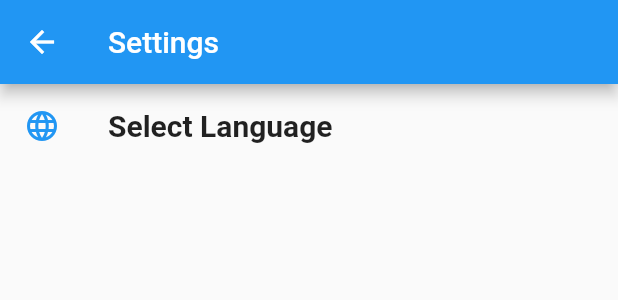
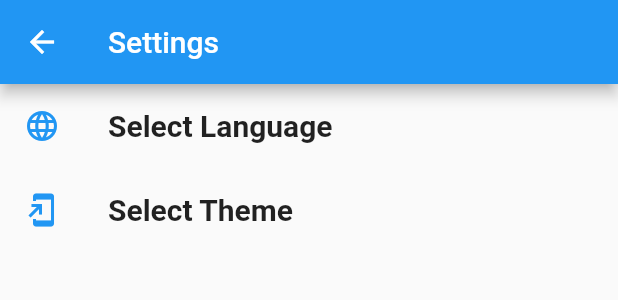
Before and after one commit to kaditya97/disability_data_collector_app, a Flutter app: the CustomDrawer widget shown alone on an empty page, opened directly, after a tap on "Settings", on a phone screen of 412 x 824 dp. Shown: the top 300 px of the screen. Run offline on Flutter 3.47's test engine with Material 2 defaults, Android fonts, the phone set to English and light mode, and no system bars; our stand-ins replace dynamic_theme, easy_localization, flutter_form_builder, flutter_map, geolocator, image_picker and 3 more; accounts and stored records are empty.

Commit message:
dark theme added

```diff
--- a/assets/translations/en-US.json
+++ b/assets/translations/en-US.json
@@ -9,6 +9,8 @@
     "language": "Language",
     "close": "Close",
     "selectLanguage": "Select Language",
+    "selectTheme": "Select Theme",
+    "addData": "Add Data",
     "generalInformation" : "General Information",
     "personName": "Name of disable Person",
     "birthDate": "Birth Date",
--- a/assets/translations/ne-NP.json
+++ b/assets/translations/ne-NP.json
@@ -9,11 +9,13 @@
     "language": "भाषा",
     "close": "बन्द",
     "selectLanguage": "भाषा छनोट गर्नुस",
+    "selectTheme": "विषयवस्तु चयन गर्नुहोस्",
+    "addData": "डाटा थप्नुहोस्",
     "generalInformation" : "सामान्य जानकारी",
     "personName": "अपाङ्ता भएको व्यक्ति काे नाम",
     "birthDate": "जन्म मिती",
-    "gender": "लि .्ग",
-    "selectGender": "लि .्ग चयन गर्नुहोस्",
+    "gender": "लिंग",
+    "selectGender": "लिंग चयन गर्नुहोस्",
     "currentAddress": "हालको ठेगाना",
     "parmanentAddress": "स्थाई ठेगाना",
     "careTaker": "केयर टेकर नाम",
--- a/lib/drawer.dart
+++ b/lib/drawer.dart
@@ -53,6 +53,7 @@ class CustomDrawer extends StatelessWidget {
 
   @override
   Widget build(BuildContext context) {
+    Color _fillColor = Theme.of(context).brightness == Brightness.dark ? Colors.white70 : Colors.blue;
     return Drawer(
       child: ListView(
         children: <Widget>[
@@ -63,14 +64,14 @@ class CustomDrawer extends StatelessWidget {
               style: TextStyle(
                 fontSize: 36,
                 fontWeight: FontWeight.bold,
-                color: Colors.blue,
+                color: _fillColor,
               ),
             )),
           ),
           ListTile(
             leading: Icon(
               Icons.home,
-              color: Colors.blue,
+              color: _fillColor,
             ),
             title: Text(
               "home".tr(),
@@ -87,7 +88,7 @@ class CustomDrawer extends StatelessWidget {
           ListTile(
             leading: Icon(
               Icons.storage,
-              color: Colors.blue,
+              color: _fillColor,
             ),
             title: Text(
               "database".tr(),
@@ -104,7 +105,7 @@ class CustomDrawer extends StatelessWidget {
           ListTile(
             leading: Icon(
               Icons.map,
-              color: Colors.blue,
+              color: _fillColor,
             ),
             title: Text(
               "map".tr(),
@@ -119,7 +120,7 @@ class CustomDrawer extends StatelessWidget {
             },
           ),
           ListTile(
-            leading: Icon(Icons.clear_all, color: Colors.blue),
+            leading: Icon(Icons.clear_all, color: _fillColor),
             title: Text(
               "about".tr(),
               style: TextStyle(
@@ -132,7 +133,7 @@ class CustomDrawer extends StatelessWidget {
             },
           ),
           ListTile(
-            leading: Icon(Icons.settings, color: Colors.blue),
+            leading: Icon(Icons.settings, color: _fillColor),
             title: Text(
               "setting".tr(),
               style: TextStyle(
@@ -146,7 +147,7 @@ class CustomDrawer extends StatelessWidget {
             },
           ),
           ListTile(
-            leading: Icon(Icons.email, color: Colors.blue),
+            leading: Icon(Icons.email, color: _fillColor),
             title: Text(
               "feedback".tr(),
               style: TextStyle(
@@ -156,7 +157,7 @@ class CustomDrawer extends StatelessWidget {
             ),
             onTap: () => _launchEmail(
                 'mailto:cssgs@wrc.edu.np?subject=Disability%20app%20feedback&body=Suggestion'),
-            trailing: Icon(Icons.open_in_new, color: Colors.blue),
+            trailing: Icon(Icons.open_in_new, color: _fillColor),
           ),
         ],
       ),
--- a/lib/settings.dart
+++ b/lib/settings.dart
@@ -1,3 +1,5 @@
+import 'package:dynamic_theme/dynamic_theme.dart';
+import 'package:dynamic_theme/theme_switcher_widgets.dart';
 import 'package:flutter/material.dart';
 import 'package:easy_localization/easy_localization.dart';
 
@@ -63,8 +65,22 @@ class _MySettingState extends State<MySetting> {
     );
   }
 
+  void _showChooser() {
+    showDialog<void>(
+        context: context,
+        builder: (context) {
+          return BrightnessSwitcherDialog(
+            onSelectedTheme: (brightness) {
+              DynamicTheme.of(context).setBrightness(brightness);
+              Navigator.of(context).pop();
+            },
+          );
+        });
+  }
+
   @override
   Widget build(BuildContext context) {
+    Color _fillColor = Theme.of(context).brightness == Brightness.dark ? Colors.white70 : Colors.blue;
     return Scaffold(
       appBar: AppBar(
         title: Text("setting".tr()),
@@ -73,7 +89,7 @@ class _MySettingState extends State<MySetting> {
         child: ListView(
           children: <Widget>[
             ListTile(
-              leading: Icon(Icons.language, color: Colors.blue),
+              leading: Icon(Icons.language, color: _fillColor),
               title: Text(
                 "selectLanguage".tr(),
                 style: TextStyle(
@@ -85,6 +101,19 @@ class _MySettingState extends State<MySetting> {
                 await _showLanguage(context);
               },
             ),
+            ListTile(
+              leading: Icon(Icons.add_to_home_screen, color: _fillColor),
+              title: Text(
+                "selectTheme".tr(),
+                style: TextStyle(
+                  fontSize: 20,
+                  fontWeight: FontWeight.bold,
+                ),
+              ),
+              onTap: () {
+                _showChooser();
+              },
+            ),
           ],
         ),
       ),
--- a/pubspec.yaml
+++ b/pubspec.yaml
@@ -38,6 +38,7 @@ dependencies:
   database: ^0.3.3
   flutter_form_builder: ^4.1.0
   easy_localization: any
+  geolocator: any
 
 
 dev_dependencies:
```
Also changed, not shown: lib/Screens/add_data.dart (+37 -32 lines), lib/main.dart (+16 -9 lines), lib/map/map.dart (+10 -2 lines), pubspec.lock, 1 other file.
